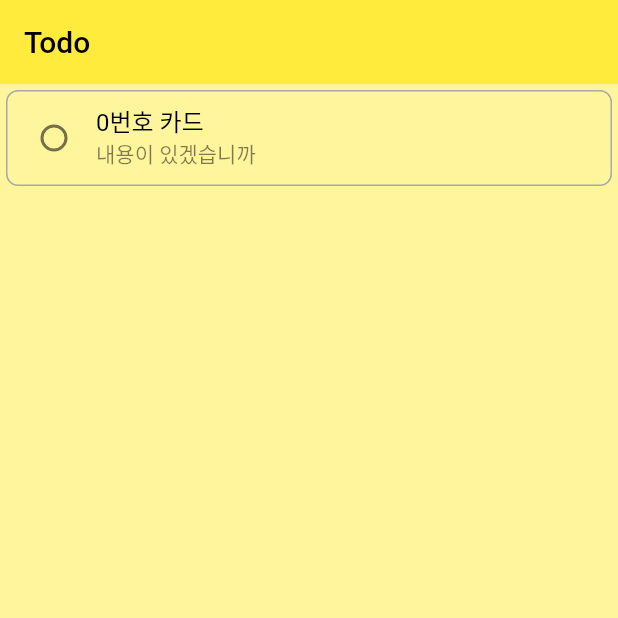
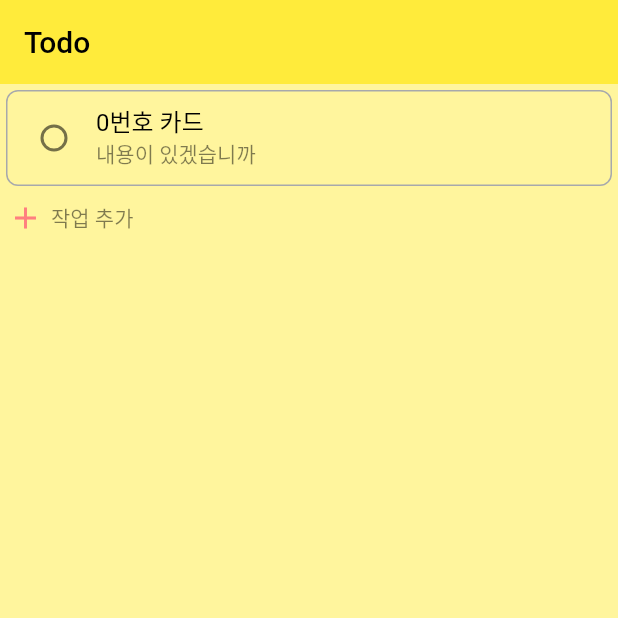
Before and after one commit to Leonamin/todolist, a Flutter app: the screen it shows after launch, on a phone screen of 412 x 824 dp, the top half of it. Run offline on Flutter 3.47's test engine with Material 2 defaults, Android fonts, the phone set to English and light mode, and no system bars.

Commit message:
추가 - 작업 추가 및 작성 카드 추가 작성은 진행중

```diff
--- a/lib/constants.dart
+++ b/lib/constants.dart
@@ -5,4 +5,7 @@ class Constants {
   static const prioriy2Color = Color(0xFFFFF77F);
   static const prioriy3Color = Color(0xFFBAE7AF);
   static const prioriy4Color = Color(0xFFA7A9AC);
+
+  static const positiveColor = Color(0xFFFF7F7F);
+  static const positiveBackgroundColor = Color(0xFFFFFFFF);
 }
--- /dev/null
+++ b/lib/widgets/add_todo_task_card.dart
@@ -0,0 +1,141 @@
+import 'package:flutter/material.dart';
+import 'package:todolist/constants.dart';
+
+class AddTodoTaskCard extends StatefulWidget {
+  const AddTodoTaskCard({super.key});
+
+  @override
+  State<AddTodoTaskCard> createState() => _AddTodoTaskCardState();
+}
+
+class _AddTodoTaskCardState extends State<AddTodoTaskCard> {
+  bool isWriteMode = false;
+  bool isHover = false;
+  bool isActive = false;
+
+  _addTaskCard() {
+    return Card(
+      color: Colors.transparent,
+      shadowColor: Colors.transparent,
+      child: InkWell(
+        hoverColor: Colors.transparent,
+        highlightColor: Colors.transparent,
+        splashColor: Colors.transparent,
+        onTap: () {
+          setState(() {
+            isWriteMode = true;
+          });
+        },
+        onHover: (value) {
+          setState(() {
+            isHover = value;
+          });
+        },
+        child: Row(
+          mainAxisAlignment: MainAxisAlignment.spaceBetween,
+          crossAxisAlignment: CrossAxisAlignment.center,
+          children: [
+            Row(
+              mainAxisAlignment: MainAxisAlignment.start,
+              crossAxisAlignment: CrossAxisAlignment.center,
+              children: [
+                CircleAvatar(
+                  maxRadius: 13,
+                  backgroundColor:
+                      isHover ? Constants.positiveColor : Colors.transparent,
+                  child: Icon(
+                    Icons.add,
+                    color: isHover
+                        ? Constants.positiveBackgroundColor
+                        : Constants.positiveColor,
+                  ),
+                ),
+                const SizedBox(
+                  width: 4,
+                ),
+                // TODO 언어 변경
+                Text(
+                  "작업 추가",
+                  style: TextStyle(
+                      color: isHover
+                          ? Constants.positiveColor
+                          : Colors.black.withOpacity(0.5)),
+                )
+              ],
+            ),
+            Container()
+          ],
+        ),
+      ),
+    );
+  }
+
+  _makeTaskCard() {
+    return Card(
+      color: Colors.transparent,
+      shadowColor: Colors.transparent,
+      shape: RoundedRectangleBorder(
+        borderRadius: BorderRadius.circular(8),
+        side: BorderSide(
+          width: 1.0,
+          // 가장 하위 우선순위 색상으로
+          color: isActive
+              ? Constants.prioriy4Color
+              : Constants.prioriy4Color.withOpacity(0.5),
+        ),
+      ),
+      child: Padding(
+        padding: const EdgeInsets.all(8.0),
+        child: Column(
+          children: [
+            Row(
+              children: [
+                Expanded(child: Container()),
+                ElevatedButton(
+                  onPressed: () {
+                    setState(() {
+                      isWriteMode = false;
+                    });
+                  },
+                  // TODO 스타일 변경
+                  style: ElevatedButton.styleFrom(
+                      backgroundColor: Constants.positiveBackgroundColor),
+                  // TODO 언어 변경
+                  child: Text(
+                    "취소",
+                    // TODO 스타일 변경
+                    style: const TextStyle(color: Colors.black),
+                  ),
+                ),
+                const SizedBox(
+                  width: 8,
+                ),
+                ElevatedButton(
+                  onPressed: () {},
+                  // TODO 스타일 변경
+                  style: ElevatedButton.styleFrom(
+                      backgroundColor: Constants.positiveColor),
+                  // TODO 언어 변경
+                  child: Text(
+                    "작업 추가",
+                    // TODO 스타일 변경
+                    style: const TextStyle(
+                      color: Constants.positiveBackgroundColor,
+                    ),
+                  ),
+                ),
+              ],
+            )
+          ],
+        ),
+      ),
+    );
+  }
+
+  @override
+  Widget build(BuildContext context) {
+    // TODO 상위 위젯인 Section등에서 다른 작업을 선태하면 hasFocus 등으로 또한번 검사한다.
+    // itemStateProvider.hasFocus && isWriteMode
+    return isWriteMode ? _makeTaskCard() : _addTaskCard();
+  }
+}
--- a/lib/widgets/todo_section_card.dart
+++ b/lib/widgets/todo_section_card.dart
@@ -1,5 +1,6 @@
 import 'package:flutter/material.dart';
 import 'package:todolist/models/todo_task.dart';
+import 'package:todolist/widgets/add_todo_task_card.dart';
 import 'package:todolist/widgets/todo_task_card.dart';
 
 class TodoSectionCard extends StatefulWidget {
@@ -34,6 +35,7 @@ class _TodoSectionCardState extends State<TodoSectionCard> {
         TodoTaskCard(
           task: taskList.first,
         ),
+        AddTodoTaskCard(),
       ],
     );
   }
```
